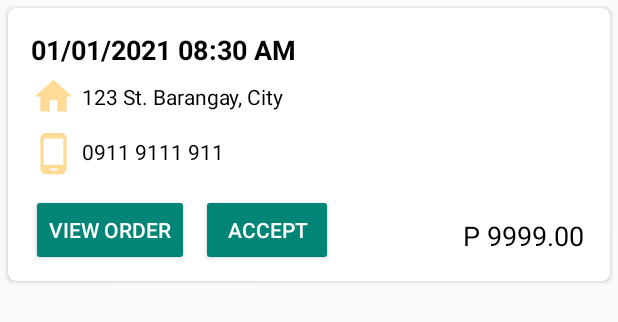
After one commit to matanorlino/venteahub, an Android app: the layout fragment_order_list_item.xml on its own in the app's theme, with its tools: preview values and no code run, on a phone screen of 412 x 824 dp. The commit adds this screen. Shown: the top 322 px of the screen. Run offline under Robolectric (Android 15) with nearby library versions, the phone set to English and light mode, and no system bars; network calls fail.

Commit message:
Added Driver's Order list module

```diff
--- a/src/app/src/main/AndroidManifest.xml
+++ b/src/app/src/main/AndroidManifest.xml
@@ -8,13 +8,12 @@
     <uses-permission android:name="android.permission.ACCESS_NETWORK_STATE" />
     <uses-permission android:name="android.permission.WRITE_EXTERNAL_STORAGE" />
     <uses-permission android:name="android.permission.READ_EXTERNAL_STORAGE" />
-    <uses-permission android:name="android.permission.READ_EXTERNAL_STORAGE" />
 
     <application
         android:allowBackup="true"
         android:icon="@mipmap/app_logo"
         android:label="@string/app_name"
-        android:roundIcon="@mipmap/ic_launcher_round"
+        android:roundIcon="@mipmap/app_logo"
         android:supportsRtl="true"
         android:theme="@style/Theme.VenteaHubMilkTea"
         android:usesCleartextTraffic="true">
--- /dev/null
+++ b/src/app/src/main/res/drawable/ic_home.xml
@@ -0,0 +1,5 @@
+<vector android:autoMirrored="true" android:height="24dp"
+    android:tint="#FFDB96" android:viewportHeight="24"
+    android:viewportWidth="24" android:width="24dp" xmlns:android="http://schemas.android.com/apk/res/android">
+    <path android:fillColor="@android:color/white" android:pathData="M10,20v-6h4v6h5v-8h3L12,3 2,12h3v8z"/>
+</vector>
--- /dev/null
+++ b/src/app/src/main/res/drawable/ic_phone.xml
@@ -0,0 +1,5 @@
+<vector android:autoMirrored="true" android:height="24dp"
+    android:tint="#FFDB96" android:viewportHeight="24"
+    android:viewportWidth="24" android:width="24dp" xmlns:android="http://schemas.android.com/apk/res/android">
+    <path android:fillColor="@android:color/white" android:pathData="M16,1L8,1C6.34,1 5,2.34 5,4v16c0,1.66 1.34,3 3,3h8c1.66,0 3,-1.34 3,-3L19,4c0,-1.66 -1.34,-3 -3,-3zM14,21h-4v-1h4v1zM17.25,18L6.75,18L6.75,4h10.5v14z"/>
+</vector>
--- /dev/null
+++ b/src/app/src/main/res/layout/fragment_order_list_item.xml
@@ -0,0 +1,116 @@
+<?xml version="1.0" encoding="utf-8"?>
+<androidx.cardview.widget.CardView xmlns:android="http://schemas.android.com/apk/res/android"
+    xmlns:app="http://schemas.android.com/apk/res-auto"
+    xmlns:tools="http://schemas.android.com/tools"
+    android:layout_width="match_parent"
+    android:layout_height="wrap_content"
+    android:layout_margin="5dp"
+    app:cardCornerRadius="5dp">
+
+
+    <androidx.constraintlayout.widget.ConstraintLayout
+        android:layout_width="match_parent"
+        android:layout_height="wrap_content"
+        android:padding="10dp">
+
+        <TextView
+            android:id="@+id/txtCardDateTime"
+            android:layout_width="0dp"
+            android:layout_height="wrap_content"
+            android:layout_margin="5dp"
+            android:text="01/01/2021 08:30 AM"
+            android:textColor="#000000"
+            android:textSize="18sp"
+            android:textStyle="bold"
+            app:layout_constraintEnd_toEndOf="parent"
+            app:layout_constraintHorizontal_bias="0.0"
+            app:layout_constraintStart_toStartOf="parent"
+            app:layout_constraintTop_toTopOf="parent" />
+
+        <ImageView
+            android:id="@+id/imageView4"
+            android:layout_width="30dp"
+            android:layout_height="30dp"
+            android:layout_marginTop="4dp"
+            app:layout_constraintStart_toStartOf="@+id/txtCardDateTime"
+            app:layout_constraintTop_toBottomOf="@+id/txtCardDateTime"
+            app:srcCompat="@drawable/ic_home" />
+
+        <TextView
+            android:id="@+id/txtCardAddress"
+            android:layout_width="0dp"
+            android:layout_height="wrap_content"
+            android:paddingLeft="4dp"
+            android:text="123 St. Barangay, City"
+            android:textColor="#000000"
+            app:layout_constraintBottom_toBottomOf="@+id/imageView4"
+            app:layout_constraintEnd_toEndOf="@+id/txtCardDateTime"
+            app:layout_constraintHorizontal_bias="0.032"
+            app:layout_constraintStart_toEndOf="@+id/imageView4"
+            app:layout_constraintTop_toBottomOf="@+id/txtCardDateTime"
+            app:layout_constraintVertical_bias="0.625" />
+
+        <ImageView
+            android:id="@+id/imgPhone"
+            android:layout_width="30dp"
+            android:layout_height="30dp"
+            android:layout_marginTop="8dp"
+            app:layout_constraintStart_toStartOf="@+id/txtCardDateTime"
+            app:layout_constraintTop_toBottomOf="@+id/imageView4"
+            app:srcCompat="@drawable/ic_phone" />
+
+        <TextView
+            android:id="@+id/txtCardContact"
+            android:layout_width="0dp"
+            android:layout_height="wrap_content"
+            android:paddingLeft="4dp"
+            android:text="0911 9111 911"
+            android:textColor="#000000"
+            app:layout_constraintBottom_toBottomOf="@+id/imgPhone"
+            app:layout_constraintEnd_toEndOf="@+id/txtCardAddress"
+            app:layout_constraintHorizontal_bias="0.0"
+            app:layout_constraintStart_toEndOf="@+id/imgPhone"
+            app:layout_constraintTop_toBottomOf="@+id/txtCardAddress"
+            app:layout_constraintVertical_bias="0.722" />
+
+        <Button
+            android:id="@+id/btnCardViewOrder"
+            style="@style/Widget.AppCompat.Button.Colored"
+            android:layout_width="wrap_content"
+            android:layout_height="wrap_content"
+            android:layout_marginTop="12dp"
+            android:text="@string/action_view_order"
+            app:layout_constraintStart_toStartOf="@+id/txtCardDateTime"
+            app:layout_constraintTop_toBottomOf="@+id/imgPhone" />
+
+        <Button
+            android:id="@+id/btnCardAccept"
+            style="@style/Widget.AppCompat.Button.Colored"
+            android:layout_width="wrap_content"
+            android:layout_height="wrap_content"
+            android:layout_marginStart="8dp"
+            android:text="@string/action_accept_order"
+            android:textColorHighlight="@color/green"
+            android:textColorLink="@color/green"
+            android:textCursorDrawable="@color/green"
+            app:layout_constraintStart_toEndOf="@+id/btnCardViewOrder"
+            app:layout_constraintTop_toTopOf="@+id/btnCardViewOrder" />
+
+        <TextView
+            android:id="@+id/txtCardTotal"
+            android:layout_width="wrap_content"
+            android:layout_height="wrap_content"
+            android:text="P 9999.00"
+            android:textAlignment="viewEnd"
+            android:textColor="#000000"
+            android:textSize="18sp"
+            app:layout_constraintBottom_toBottomOf="parent"
+            app:layout_constraintEnd_toEndOf="@+id/txtCardDateTime"
+            app:layout_constraintHorizontal_bias="0.98"
+            app:layout_constraintStart_toEndOf="@+id/btnCardAccept"
+            app:layout_constraintTop_toBottomOf="@+id/txtCardContact"
+            app:layout_constraintVertical_bias="0.811" />
+
+
+    </androidx.constraintlayout.widget.ConstraintLayout>
+</androidx.cardview.widget.CardView>
--- a/src/app/src/main/res/values/colors.xml
+++ b/src/app/src/main/res/values/colors.xml
@@ -10,4 +10,7 @@
     <color name="gray">#FF555555</color>
     <color name="med_gray">#FFAAAAAA</color>
     <color name="light_gray">#FFF5F5F5</color>
+    <color name="green">#70AD47</color>
+    <color name="light_yellow">#FFDB96</color>
+    <color name="light_green">#7FBAA4</color>
 </resources>
--- a/src/app/src/main/res/values/strings.xml
+++ b/src/app/src/main/res/values/strings.xml
@@ -41,4 +41,8 @@
     <string name="total">Total</string>
     <string name="checkout">Checkout</string>
 
+    <!-- String related to driver's order list -->
+    <string name="action_view_order">View Order</string>
+    <string name="action_accept_order">Accept</string>
+
 </resources>
--- a/src/app/src/main/res/values/themes.xml
+++ b/src/app/src/main/res/values/themes.xml
@@ -2,8 +2,8 @@
     <!-- Base application theme. -->
     <style name="Theme.VenteaHubMilkTea" parent="Theme.AppCompat.Light.NoActionBar">
         <!-- Primary brand color. -->
-        <item name="colorPrimary">@color/purple_500</item>
-        <item name="colorPrimaryVariant">@color/purple_700</item>
+        <item name="colorPrimary">@color/light_green</item>
+        <item name="colorPrimaryVariant">@color/light_green</item>
         <item name="colorOnPrimary">@color/white</item>
         <!-- Secondary brand color. -->
         <item name="colorSecondary">@color/teal_200</item>
```
Also changed, not shown: src/app/src/main/java/com/dehaja/venteahubmilktea/models/Order.java (added, +71 -0 lines), src/app/src/main/java/com/dehaja/venteahubmilktea/ui/MainMenuActivity.java (+7 -0 lines), src/app/src/main/java/com/dehaja/venteahubmilktea/ui/driver/OrderAdapter.java (added, +91 -0 lines), src/app/src/main/java/com/dehaja/venteahubmilktea/ui/driver/OrderFragment.java (+85 -1 lines), src/app/src/main/res/layout/activity_login.xml (+4 -4 lines), src/app/src/main/res/layout/fragment_order.xml (+7 -18 lines), src/app/src/main/res/values/styles.xml (+10 -0 lines).
